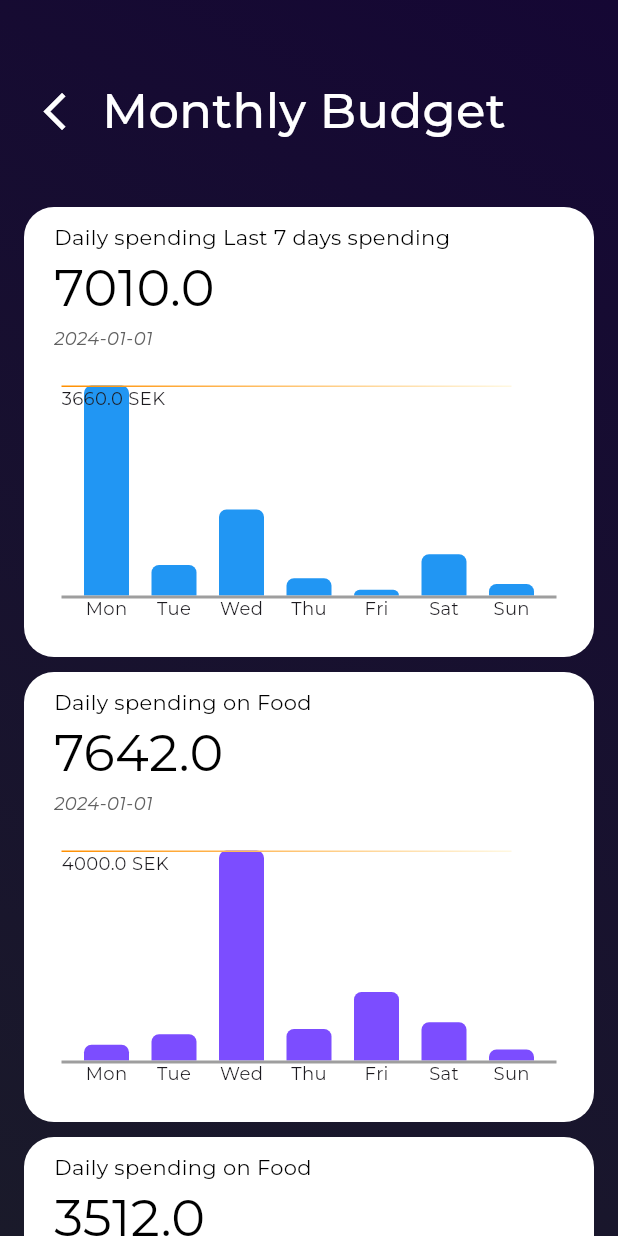
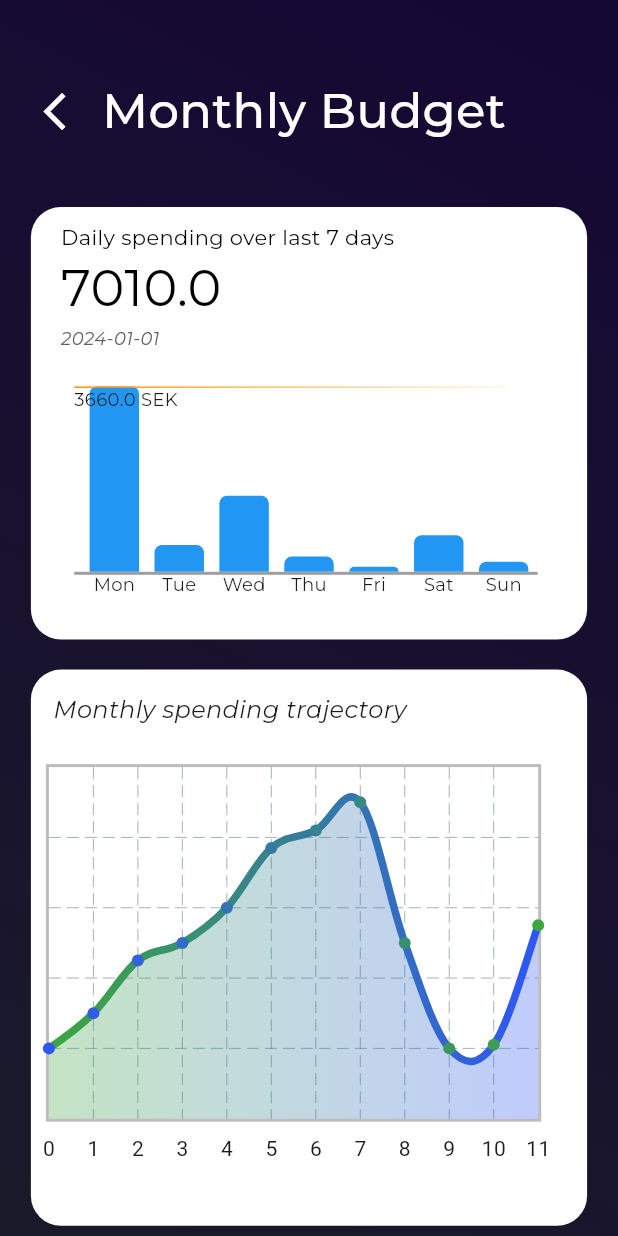
Before and after one commit to xMadKing/smartspend, a Flutter app: the MonthlyBudgetPage screen opened directly, on a phone screen of 412 x 824 dp. Run offline on Flutter 3.47's test engine with Material 3 defaults, Android fonts, the phone set to English and light mode, and no system bars; drawn by our look-alikes of fl_chart; our stand-ins replace pie_chart; missing offline and left inert: encrypt; project files that could hold a hidden picture were left out.

Commit message:
Updated so the size of the widgets works on all phones, not just the one im testing on. Added spending trajectorywidget to the monthlybudgetpage.

```diff
--- a/lib/main.dart
+++ b/lib/main.dart
@@ -1,6 +1,5 @@
 import 'package:flutter/material.dart';
-import 'package:smartspend/passpage.dart';
-import 'package:smartspend/onboardingpage.dart';
+import 'package:smartspend/pages/onboardingpage.dart';
 
 void main() {
   runApp(MaterialApp(
--- a/lib/monthlybudgetpage.dart
+++ b/lib/pages/monthlybudgetpage.dart
@@ -1,5 +1,8 @@
 import 'package:flutter/material.dart';
-import 'package:smartspend/graphcard.dart';
+import 'package:smartspend/widgets/graphcard.dart';
+import 'package:smartspend/widgets/trajectorywidget.dart';
+import 'package:fl_chart/fl_chart.dart';
+
 
 class MonthlyBudgetPage extends StatelessWidget{
 
@@ -60,7 +63,7 @@ class MonthlyBudgetPage extends StatelessWidget{
                   mainAxisAlignment: MainAxisAlignment.spaceEvenly,
                   children: [
                     GraphCard(
-                      cardName: "Daily spending Last 7 days spending",
+                      cardName: "Daily spending over last 7 days",
                       barColor: Colors.blue,
                       dataMap: {
                         "Monday" : 3660,
@@ -74,41 +77,22 @@ class MonthlyBudgetPage extends StatelessWidget{
                     ),
                   ],
                 ),
-                SizedBox(height: 10),
+                SizedBox(height: 20),
                 Row(
-                  mainAxisAlignment: MainAxisAlignment.spaceEvenly,
+                  mainAxisAlignment: MainAxisAlignment.center,
                   children: [
-                    GraphCard(
-                      cardName: "Daily spending on Food",
-                      barColor: Colors.deepPurpleAccent,
-                      dataMap: {
-                        "Monday" : 300,
-                        "Tuesday" : 500,
-                        "Wednesday" : 4000,
-                        "Thursday" : 600,
-                        "Friday" : 1304,
-                        "Saturday" : 729,
-                        "Sunday" : 209,
-                      },
-                    ),
-                  ],
-                ),
-                SizedBox(height: 10),
-                Row(
-                  mainAxisAlignment: MainAxisAlignment.spaceEvenly,
-                  children: [
-                    GraphCard(
-                      cardName: "Daily spending on Food",
-                      barColor: Colors.amber.shade800,
-                      dataMap: {
-                        "Monday" : 310,
-                        "Tuesday" : 760,
-                        "Wednesday" : 900,
-                        "Thursday" : 459,
-                        "Friday" : 99,
-                        "Saturday" : 770,
-                        "Sunday" : 214,
-                      },
+                    TrajectoryData(
+                       data: [
+                          FlSpot(0, 1),
+                          FlSpot(1, 3),
+                          FlSpot(2, 10),
+                          FlSpot(3, 7),
+                          FlSpot(4, 12),
+                          FlSpot(5, 13),
+                          FlSpot(6, 17),
+                          FlSpot(7, 15),
+                          FlSpot(8, 20),
+                        ],
                     ),
                   ],
                 )
--- a/lib/onboardingpage.dart
+++ b/lib/pages/onboardingpage.dart
@@ -1,5 +1,5 @@
 import 'package:flutter/material.dart';
-import 'package:smartspend/passpage.dart';
+import 'package:smartspend/pages/passpage.dart';
 
 class BoardingPage extends StatefulWidget {
   const BoardingPage({super.key, required this.title});
--- a/lib/passpage.dart
+++ b/lib/pages/passpage.dart
@@ -1,5 +1,5 @@
 import 'package:flutter/material.dart';
-import 'package:smartspend/numpad.dart';
+import 'package:smartspend/widgets/numpad.dart';
 
 class PassPage extends StatefulWidget {
   final TextEditingController controller = TextEditingController();
--- a/lib/bargraph.dart
+++ b/lib/widgets/bargraph.dart
@@ -1,5 +1,4 @@
 import 'package:flutter/material.dart';
-import 'dart:math';
 
 class BarChart extends StatelessWidget{
   final double width;
@@ -26,8 +25,8 @@ class BarChart extends StatelessWidget{
     List<String> keys = dataMap.keys.toList();
     double max = normalizeData();
     return Container(
-      width: width,
-      height: 160,
+      width: width * 0.95,
+      height: MediaQuery.of(context).size.height * 0.175,
       child: Column(
         mainAxisAlignment: MainAxisAlignment.end,
         children: [
@@ -48,8 +47,8 @@ class BarChart extends StatelessWidget{
                           ),
                           color: barColor,
                         ),
-                        width: 30,
-                        height: values[0] * 140,
+                        width: MediaQuery.of(context).size.width * 0.08,
+                        height: values[0] * (MediaQuery.of(context).size.height * 0.15),
                       ),
                       Container(
                         child: Text(keys[0].substring(0, 3),
@@ -71,8 +70,8 @@ class BarChart extends StatelessWidget{
                           ),
                           color: barColor,
                         ),
-                        width: 30,
-                        height: values[1] * 140,
+                        width: MediaQuery.of(context).size.width * 0.08,
+                        height: values[1] * (MediaQuery.of(context).size.height * 0.15),
                       ),
                       Container(
                         child: Text(keys[1].substring(0, 3),
@@ -94,8 +93,8 @@ class BarChart extends StatelessWidget{
                           ),
                           color: barColor,
                         ),
-                        width: 30,
-                        height: values[2] * 140,
+                        width: MediaQuery.of(context).size.width * 0.08,
+                        height: values[2] * (MediaQuery.of(context).size.height * 0.15),
                       ),
                       Container(
                         child: Text(keys[2].substring(0, 3),
@@ -117,8 +116,8 @@ class BarChart extends StatelessWidget{
                           ),
                           color: barColor,
                         ),
-                        width: 30,
-                        height: values[3] * 140,
+                        width: MediaQuery.of(context).size.width * 0.08,
+                        height: values[3] * (MediaQuery.of(context).size.height * 0.15),
                       ),
                       Container(
                         child: Text(keys[3].substring(0, 3),
@@ -140,8 +139,8 @@ class BarChart extends StatelessWidget{
                           ),
                           color: barColor,
                         ),
-                        width: 30,
-                        height: values[4] * 140,
+                        width: MediaQuery.of(context).size.width * 0.08,
+                        height: values[4] * (MediaQuery.of(context).size.height * 0.15),
                       ),
                       Container(
                         child: Text(keys[4].substring(0, 3),
@@ -163,8 +162,8 @@ class BarChart extends StatelessWidget{
                           ),
                           color: barColor,
                         ),
-                        width: 30,
-                        height: values[5] * 140,
+                        width: MediaQuery.of(context).size.width * 0.08,
+                        height: values[5] * (MediaQuery.of(context).size.height * 0.15),
                       ),
                       Container(
                         child: Text(
@@ -187,8 +186,8 @@ class BarChart extends StatelessWidget{
                           ),
                           color: barColor,
                         ),
-                        width: 30,
-                        height: values[6] * 140,
+                        width: MediaQuery.of(context).size.width * 0.08,
+                        height: values[6] * (MediaQuery.of(context).size.height * 0.15),
                       ),
                       Container(
                         child: Text(
@@ -207,7 +206,7 @@ class BarChart extends StatelessWidget{
                 bottom: 15,
                 child:Container(
                   height: 2,
-                  width: 330,
+                  width: MediaQuery.of(context).size.width * 0.75,
                   color: Colors.grey,
                 ),
               ),
@@ -216,7 +215,7 @@ class BarChart extends StatelessWidget{
                 child: Container(
                   alignment: Alignment.center,
                   height: 1,
-                  width: 300,
+                  width: MediaQuery.of(context).size.width * 0.7,
                   decoration: BoxDecoration(
                       gradient: LinearGradient(
                         begin: Alignment.centerLeft,
--- a/lib/graphcard.dart
+++ b/lib/widgets/graphcard.dart
@@ -1,5 +1,5 @@
 import 'package:flutter/material.dart';
-import 'package:smartspend/bargraph.dart';
+import 'package:smartspend/widgets/bargraph.dart';
 
 class GraphCard extends StatefulWidget {
   final String cardName;
@@ -26,8 +26,8 @@ class _GraphCard extends State<GraphCard>{
   Widget build(BuildContext context) {
     double sum = _getSum();
     return Container(
-      width: 380,
-      height: 300,
+      width: MediaQuery.of(context).size.width * 0.9,
+      height: MediaQuery.of(context).size.height * 0.35,
       decoration: BoxDecoration(
         color: Colors.white,
         borderRadius: BorderRadius.circular(20),
@@ -87,7 +87,7 @@ class _GraphCard extends State<GraphCard>{
                 margin: const EdgeInsets.all(20),
                 child: BarChart(
                   barColor: widget.barColor,
-                  width: 330,
+                  width: MediaQuery.of(context).size.width * 0.8,
                   dataMap: widget.dataMap,
                 )
               ),
--- /dev/null
+++ b/lib/widgets/trajectorywidget.dart
@@ -0,0 +1,133 @@
+import 'package:flutter/material.dart';
+import 'package:fl_chart/fl_chart.dart';
+
+class TrajectoryData extends StatefulWidget {
+  final List<FlSpot> data;
+
+  const TrajectoryData({super.key, required this.data});
+
+  @override
+  State<TrajectoryData> createState() => _TrajectoryData();
+}
+
+class _TrajectoryData extends State<TrajectoryData> {
+
+  @override
+  Widget build(BuildContext context){
+    return Container(
+      width: MediaQuery.of(context).size.width * 0.9,
+      height: MediaQuery.of(context).size.width * 0.9,
+      decoration: BoxDecoration(
+        color: Colors.white,
+        borderRadius: BorderRadius.circular(20),
+      ),
+      child: SingleChildScrollView(
+        child: Column(
+          children: [
+            Row(
+              mainAxisAlignment: MainAxisAlignment.start,
+              children: [
+                Container(
+                  margin: EdgeInsets.all(15),
+                  child: Text(
+                      "Monthly spending trajectory",
+                    style: TextStyle(
+                      fontSize: 16,
+                      fontFamily: "Montserrat",
+                      fontStyle: FontStyle.italic,
+                    ),
+                  ),
+                ),
+              ],
+            ),
+            Row(
+              children: [
+                Container(
+                  padding: const EdgeInsets.all(10),
+                  width:  MediaQuery.of(context).size.height * 0.425,
+                  height: MediaQuery.of(context).size.height * 0.35,
+                  child: LineChart(
+                    LineChartData(
+                      titlesData: FlTitlesData(
+                        show: true,
+                        topTitles: AxisTitles(
+                          sideTitles: SideTitles(
+                            showTitles: false,
+                          )
+                        ),
+                        rightTitles: AxisTitles(
+                          sideTitles: SideTitles(
+                            showTitles: false,
+                          )
+                        ),
+                        leftTitles: AxisTitles(
+                          sideTitles: SideTitles(
+                            showTitles: false,
+                          )
+                        ),
+                      ),
+                      minX: 0,
+                      maxX: 11,
+                      minY: 0,
+                      maxY: 10000,
+                      gridData: FlGridData(
+                        show: true,
+                      ),
+                      borderData: FlBorderData(
+                        show: true,
+                        border: Border.all(
+                          color: Colors.black26,
+                          width: 2,
+                          style: BorderStyle.solid
+                        ),
+                      ),
+                      lineBarsData: [
+                        LineChartBarData(
+                          spots: [
+                            FlSpot(0, 2000),
+                            FlSpot(1, 3000),
+                            FlSpot(2, 4500),
+                            FlSpot(3, 5000),
+                            FlSpot(4, 6000),
+                            FlSpot(5, 7700),
+                            FlSpot(6, 8200),
+                            FlSpot(7, 9000),
+                            FlSpot(8, 5000),
+                            FlSpot(9, 2000),
+                            FlSpot(10, 2100),
+                            FlSpot(11, 5500),
+                          ],
+                          isCurved: true,
+                          gradient: LinearGradient(
+                            begin: Alignment.centerRight,
+                            end: Alignment.centerLeft,
+                            colors: [
+                              Color.fromARGB(255, 46, 86, 246),
+                              Color.fromARGB(255, 61, 166, 62),
+                            ],
+                          ),
+                          barWidth: 5,
+                          belowBarData: BarAreaData(
+                            show:  true,
+                            gradient: LinearGradient(
+                              begin: Alignment.centerRight,
+                              end: Alignment.centerLeft,
+                              colors: [
+                                Color.fromARGB(255, 46, 86, 246),
+                                Color.fromARGB(255, 61, 166, 62),
+                              ].map((color) => color.withOpacity(0.3)).toList(),
+                            ),
+                          ),
+                        )
+                      ]
+                    ),
+                  ),
+                ),
+              ],
+            )
+          ],
+        ),
+      )
+    );
+  }
+}
```
Also changed, not shown: lib/pages/homepage.dart (renamed from lib/homepage.dart, +9 -5 lines), lib/widgets/categorywidget.dart (renamed from lib/categorywidget.dart, +6 -4 lines), lib/widgets/numpad.dart (renamed from lib/numpad.dart, +28 -26 lines), lib/widgets/progress_bar.dart (renamed from lib/progress_bar.dart, +5 -7 lines).
